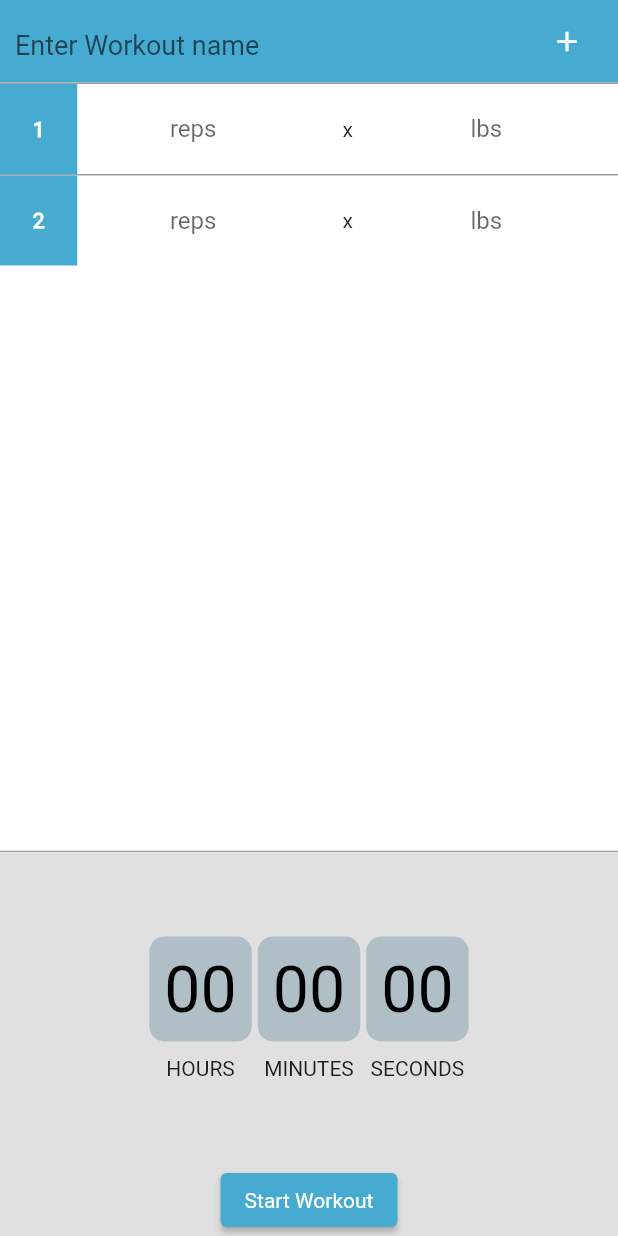
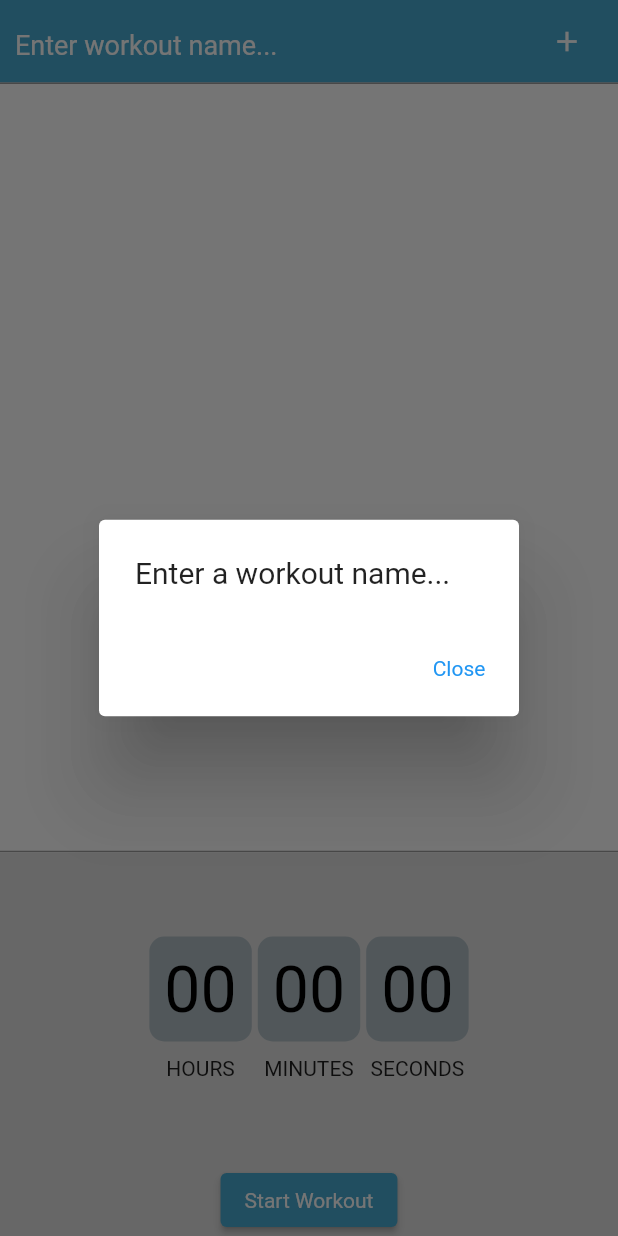
Before and after one commit to joelplotnik/HunterFit, a Flutter app: the WeightsView screen opened directly, after a tap on the "add" icon, on a phone screen of 412 x 824 dp. Run offline on Flutter 3.47's test engine with Material 2 defaults, Android fonts, the phone set to English and light mode, and no system bars; our stand-ins replace cloud_firestore, firebase_auth, firebase_core, flutter_svg, font_awesome_flutter, google_maps_flutter and 2 more; accounts and stored records are empty.

Commit message:
added some error checking to weights_view

```diff
--- a/lib/model/database/insertUserData.dart
+++ b/lib/model/database/insertUserData.dart
@@ -34,7 +34,6 @@ class insertUserData {
     // print('Time parsed + parsed: ${parsedTime + parsedTime}');
 
     var times = await getData.getTotalWeightTime();
-    print(times);
 
     return getData.userCollection //users > UID > workoutData > weightsData >
         .doc(currentUID)
--- a/lib/view/weights/weights_view.dart
+++ b/lib/view/weights/weights_view.dart
@@ -13,66 +13,10 @@ class WeightsView extends StatefulWidget {
 
 class _WeightsViewState extends State<WeightsView> {
   WeightsStopwatch stopwatch = WeightsStopwatch();
+  TextEditingController workoutName = TextEditingController();
 
-  final List<Widget> _setsList = [
-    Row(
-      children: [
-        Expanded(
-          child: Container(
-            height: 60,
-            alignment: Alignment.center,
-            child: Text(
-              "1",
-              style: const TextStyle(
-                color: Colors.white,
-                fontWeight: FontWeight.bold,
-              ),
-            ),
-            decoration: myBoxDecoration(),
-          ),
-        ),
-        const Expanded(
-          flex: 3,
-          child: TextField(
-            textAlign: TextAlign.center,
-            maxLength: 3,
-            keyboardType: TextInputType.number,
-            decoration: InputDecoration(
-              isDense: true,
-              contentPadding:
-                  EdgeInsets.symmetric(vertical: 10, horizontal: 40),
-              hintText: "reps",
-              // suffix: Text('reps'),
-              counterText: "",
-              border: InputBorder.none,
-            ),
-          ),
-        ),
-        const Expanded(
-          child: Center(child: Text("x")),
-        ),
-        const Expanded(
-          flex: 3,
-          child: TextField(
-            textAlign: TextAlign.center,
-            maxLength: 3,
-            keyboardType: TextInputType.number,
-            decoration: InputDecoration(
-              isDense: true,
-              contentPadding:
-                  EdgeInsets.symmetric(vertical: 10, horizontal: 40),
-              hintText: "lbs",
-              suffix: Text("lbs"),
-              counterText: "",
-              border: InputBorder.none,
-              //suffix: Text('lbs'),
-            ),
-          ),
-        ),
-      ],
-    ),
-  ];
-  int setNumber = 2;
+  final List<Widget> _setsList = [];
+  int setNumber = 1;
 
   @override
   Widget build(BuildContext context) {
@@ -91,13 +35,15 @@ class _WeightsViewState extends State<WeightsView> {
                 ),
                 Expanded(
                   child: TextField(
-                    style: TextStyle(
+                    controller: workoutName,
+                    style: const TextStyle(
                       fontSize: 25,
                       color: Colors.white,
                     ),
-                    decoration: InputDecoration(
-                      hintText: 'Enter Workout name',
+                    decoration: const InputDecoration(
+                      hintText: 'Enter workout name...',
                       hintStyle: TextStyle(
+                        color: Colors.white,
                         fontSize: 18,
                       ),
                       border: InputBorder.none,
@@ -110,11 +56,7 @@ class _WeightsViewState extends State<WeightsView> {
                   child: IconButton(
                     iconSize: 30,
                     onPressed: () {
-                      setState(() {
-                        SetCard card = SetCard(setNumber);
-                        _setsList.add(card.createSetCard());
-                        setNumber++;
-                      });
+                      openDialog();
                     },
                     icon: Icon(
                       Icons.add,
@@ -175,92 +117,36 @@ class _WeightsViewState extends State<WeightsView> {
       ),
     );
   }
+
+  Future openDialog() => showDialog(
+        context: context,
+        builder: (context) => !workoutName.text.isEmpty
+            ? AlertDialog(
+                title: Text('Log Previous Set?'),
+                actions: [
+                  TextButton(
+                    child: Text('CANCEL'),
+                    onPressed: () => Navigator.pop(context),
+                  ),
+                  TextButton(
+                    child: Text('YES'),
+                    onPressed: () => setState(() {
+                      SetCard card = SetCard(setNumber);
+                      _setsList.add(card.createSetCard());
+                      setNumber++;
+                      Navigator.pop(context);
+                    }),
+                  )
+                ],
+              )
+            : AlertDialog(
+                title: Text('Enter a workout name...'),
+                actions: [
+                  TextButton(
+                    child: Text('Close'),
+                    onPressed: () => Navigator.pop(context),
+                  )
+                ],
+              ),
+      );
 }
-// Row(
-// children: [
-// Expanded(
-// child: Container(
-// height: 65,
-// width: 130,
-// decoration: constants.kWeightsDataBoxDecoration,
-// child: Column(
-// mainAxisAlignment: MainAxisAlignment.center,
-// children: [
-// const Text(
-// "Total Reps",
-// style: constants.kWeightsDataTitle,
-// ),
-// Row(
-// mainAxisAlignment: MainAxisAlignment.center,
-// crossAxisAlignment: CrossAxisAlignment.baseline,
-// textBaseline: TextBaseline.alphabetic,
-// children: const [
-// Text(
-// '58',
-// style: constants.kWeightsData,
-// ),
-// Text('reps'),
-// ],
-// ),
-// ],
-// ),
-// ),
-// ),
-// Expanded(
-// child: Container(
-// height: 65,
-// width: 130,
-// decoration: constants.kWeightsDataBoxDecoration,
-// child: Column(
-// mainAxisAlignment: MainAxisAlignment.center,
-// children: [
-// const Text(
-// "Total Weight",
-// style: constants.kWeightsDataTitle,
-// ),
-// Row(
-// mainAxisAlignment: MainAxisAlignment.center,
-// crossAxisAlignment: CrossAxisAlignment.baseline,
-// textBaseline: TextBaseline.alphabetic,
-// children: const [
-// Text(
-// '40',
-// style: constants.kWeightsData,
-// ),
-// Text('lbs'),
-// ],
-// ),
-// ],
-// ),
-// ),
-// ),
-// Expanded(
-// child: Container(
-// height: 65,
-// width: 130,
-// decoration: constants.kWeightsDataBoxDecoration,
-// child: Column(
-// mainAxisAlignment: MainAxisAlignment.center,
-// children: [
-// const Text(
-// "Average Weight",
-// style: constants.kWeightsDataTitle,
-// ),
-// Row(
-// mainAxisAlignment: MainAxisAlignment.center,
-// crossAxisAlignment: CrossAxisAlignment.baseline,
-// textBaseline: TextBaseline.alphabetic,
-// children: const [
-// Text(
-// '85.8',
-// style: constants.kWeightsData,
-// ),
-// Text('lbs'),
-// ],
-// ),
-// ],
-// ),
-// ),
-// ),
-// ],
-// ),
```
Also changed, not shown: lib/model/database/getUserData.dart (+6 -16 lines).
